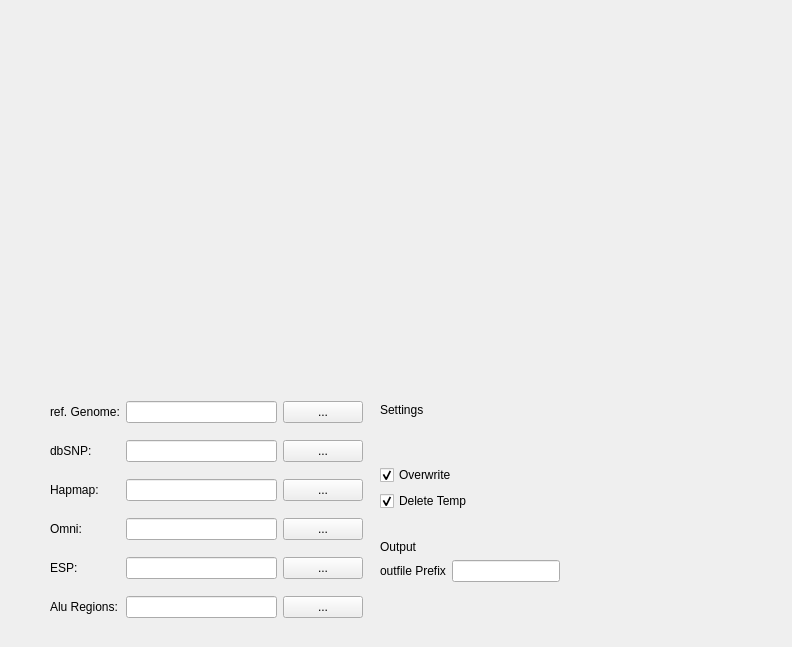
This is ressources/InputTab.ui in djhn75/RNAEditor as Qt 5 draws it before an edit. The edited form follows.
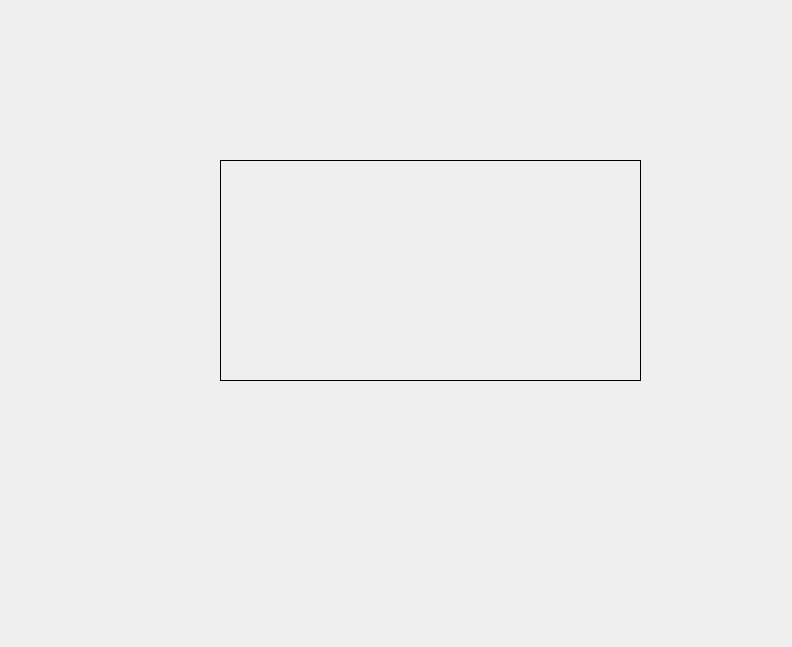
This is the edited form. Icons and pictures are not drawn.

Commit message: updates on user interface and output of programm

Patch:
```diff
--- a/ressources/InputTab.ui
+++ b/ressources/InputTab.ui
@@ -25,89 +25,6 @@
   <property name="windowTitle">
    <string>Form</string>
   </property>
-  <widget class="QWidget" name="verticalLayoutWidget">
-   <property name="geometry">
-    <rect>
-     <x>380</x>
-     <y>360</y>
-     <width>231</width>
-     <height>151</height>
-    </rect>
-   </property>
-   <layout class="QVBoxLayout" name="verticalLayout" stretch="0,0,0">
-    <item>
-     <widget class="QLabel" name="label_8">
-      <property name="text">
-       <string>Settings</string>
-      </property>
-     </widget>
-    </item>
-    <item>
-     <widget class="QCheckBox" name="checkBox_2">
-      <property name="toolTip">
-       <string>Overwrite exisitng Files</string>
-      </property>
-      <property name="text">
-       <string>Overwrite</string>
-      </property>
-      <property name="checked">
-       <bool>true</bool>
-      </property>
-     </widget>
-    </item>
-    <item>
-     <widget class="QCheckBox" name="checkBox">
-      <property name="toolTip">
-       <string>Delete Temporary Files</string>
-      </property>
-      <property name="text">
-       <string>Delete Temp</string>
-      </property>
-      <property name="checked">
-       <bool>true</bool>
-      </property>
-     </widget>
-    </item>
-   </layout>
-  </widget>
-  <widget class="QWidget" name="formLayoutWidget_2">
-   <property name="geometry">
-    <rect>
-     <x>380</x>
-     <y>540</y>
-     <width>231</width>
-     <height>91</height>
-    </rect>
-   </property>
-   <layout class="QFormLayout" name="formLayout_2">
-    <property name="sizeConstraint">
-     <enum>QLayout::SetDefaultConstraint</enum>
-    </property>
-    <property name="fieldGrowthPolicy">
-     <enum>QFormLayout::FieldsStayAtSizeHint</enum>
-    </property>
-    <property name="leftMargin">
-     <number>0</number>
-    </property>
-    <item row="0" column="0">
-     <widget class="QLabel" name="label_9">
-      <property name="text">
-       <string>Output</string>
-      </property>
-     </widget>
-    </item>
-    <item row="1" column="0">
-     <widget class="QLabel" name="label_10">
-      <property name="text">
-       <string>outfile Prefix</string>
-      </property>
-     </widget>
-    </item>
-    <item row="1" column="1">
-     <widget class="QLineEdit" name="lineEdit_7"/>
-    </item>
-   </layout>
-  </widget>
   <widget class="QPushButton" name="pushButton_start">
    <property name="geometry">
     <rect>
@@ -124,191 +41,25 @@
   <widget class="QWidget" name="gridLayoutWidget">
    <property name="geometry">
     <rect>
-     <x>50</x>
-     <y>390</y>
-     <width>313</width>
-     <height>242</height>
+     <x>220</x>
+     <y>160</y>
+     <width>421</width>
+     <height>221</height>
     </rect>
    </property>
-   <layout class="QGridLayout" name="gridLayout">
-    <property name="horizontalSpacing">
-     <number>6</number>
-    </property>
-    <item row="4" column="2">
-     <widget class="QPushButton" name="pushButton_esp">
-      <property name="text">
-       <string>...</string>
-      </property>
-     </widget>
-    </item>
-    <item row="4" column="1">
-     <widget class="QLineEdit" name="lineEdit_esp"/>
-    </item>
-    <item row="3" column="2">
-     <widget class="QPushButton" name="pushButton_omni">
-      <property name="text">
-       <string>...</string>
-      </property>
-     </widget>
-    </item>
-    <item row="5" column="1">
-     <widget class="QLineEdit" name="lineEdit_aluRegions"/>
-    </item>
+   <layout class="QGridLayout" name="gridLayout_2">
     <item row="0" column="0">
-     <widget class="QLabel" name="label_refGenome">
-      <property name="sizePolicy">
-       <sizepolicy hsizetype="Fixed" vsizetype="Preferred">
-        <horstretch>0</horstretch>
-        <verstretch>0</verstretch>
-       </sizepolicy>
+     <widget class="QFrame" name="frame">
+      <property name="frameShape">
+       <enum>QFrame::Panel</enum>
       </property>
-      <property name="text">
-       <string>ref. Genome:</string>
+      <property name="frameShadow">
+       <enum>QFrame::Plain</enum>
       </property>
      </widget>
     </item>
-    <item row="1" column="2">
-     <widget class="QPushButton" name="pushButton_dbSNP">
-      <property name="text">
-       <string>...</string>
-      </property>
-     </widget>
-    </item>
-    <item row="5" column="2">
-     <widget class="QPushButton" name="pushButton_aluRegion">
-      <property name="sizePolicy">
-       <sizepolicy hsizetype="Minimum" vsizetype="Fixed">
-        <horstretch>0</horstretch>
-        <verstretch>0</verstretch>
-       </sizepolicy>
-      </property>
-      <property name="text">
-       <string>...</string>
-      </property>
-     </widget>
-    </item>
-    <item row="0" column="1">
-     <widget class="QLineEdit" name="lineEdit_refGenome">
-      <property name="sizePolicy">
-       <sizepolicy hsizetype="MinimumExpanding" vsizetype="Fixed">
-        <horstretch>0</horstretch>
-        <verstretch>0</verstretch>
-       </sizepolicy>
-      </property>
-     </widget>
-    </item>
-    <item row="1" column="0">
-     <widget class="QLabel" name="label_dbSNP">
-      <property name="sizePolicy">
-       <sizepolicy hsizetype="Fixed" vsizetype="Preferred">
-        <horstretch>0</horstretch>
-        <verstretch>0</verstretch>
-       </sizepolicy>
-      </property>
-      <property name="text">
-       <string>dbSNP:</string>
-      </property>
-     </widget>
-    </item>
-    <item row="5" column="0">
-     <widget class="QLabel" name="label_aluRegions">
-      <property name="sizePolicy">
-       <sizepolicy hsizetype="Fixed" vsizetype="Preferred">
-        <horstretch>0</horstretch>
-        <verstretch>0</verstretch>
-       </sizepolicy>
-      </property>
-      <property name="text">
-       <string>Alu Regions:</string>
-      </property>
-     </widget>
-    </item>
-    <item row="0" column="2">
-     <widget class="QPushButton" name="pushButton_refGenome">
-      <property name="text">
-       <string>...</string>
-      </property>
-     </widget>
-    </item>
-    <item row="2" column="0">
-     <widget class="QLabel" name="label_hapmap">
-      <property name="sizePolicy">
-       <sizepolicy hsizetype="Fixed" vsizetype="Preferred">
-        <horstretch>0</horstretch>
-        <verstretch>0</verstretch>
-       </sizepolicy>
-      </property>
-      <property name="text">
-       <string>Hapmap:</string>
-      </property>
-     </widget>
-    </item>
-    <item row="4" column="0">
-     <widget class="QLabel" name="label_esp">
-      <property name="sizePolicy">
-       <sizepolicy hsizetype="Minimum" vsizetype="Preferred">
-        <horstretch>0</horstretch>
-        <verstretch>0</verstretch>
-       </sizepolicy>
-      </property>
-      <property name="text">
-       <string>ESP:</string>
-      </property>
-     </widget>
-    </item>
-    <item row="1" column="1">
-     <widget class="QLineEdit" name="lineEdit_dbSNP"/>
-    </item>
-    <item row="3" column="0">
-     <widget class="QLabel" name="label_omni">
-      <property name="sizePolicy">
-       <sizepolicy hsizetype="Minimum" vsizetype="Preferred">
-        <horstretch>0</horstretch>
-        <verstretch>0</verstretch>
-       </sizepolicy>
-      </property>
-      <property name="text">
-       <string>Omni:</string>
-      </property>
-     </widget>
-    </item>
-    <item row="2" column="2">
-     <widget class="QPushButton" name="pushButton_hapmap">
-      <property name="text">
-       <string>...</string>
-      </property>
-     </widget>
-    </item>
-    <item row="2" column="1">
-     <widget class="QLineEdit" name="lineEdit_hapmap"/>
-    </item>
-    <item row="3" column="1">
-     <widget class="QLineEdit" name="lineEdit_omni"/>
-    </item>
    </layout>
   </widget>
-  <widget class="QLabel" name="label">
-   <property name="geometry">
-    <rect>
-     <x>140</x>
-     <y>10</y>
-     <width>531</width>
-     <height>181</height>
-    </rect>
-   </property>
-   <property name="autoFillBackground">
-    <bool>false</bool>
-   </property>
-   <property name="text">
-    <string/>
-   </property>
-   <property name="pixmap">
-    <pixmap>../icons/RNAeditor.png</pixmap>
-   </property>
-   <property name="scaledContents">
-    <bool>true</bool>
-   </property>
-  </widget>
  </widget>
  <resources/>
  <connections/>
```
Left out of the diff: 2 changed lines with no effect on the pictures. The commit also changes 20 other files.
